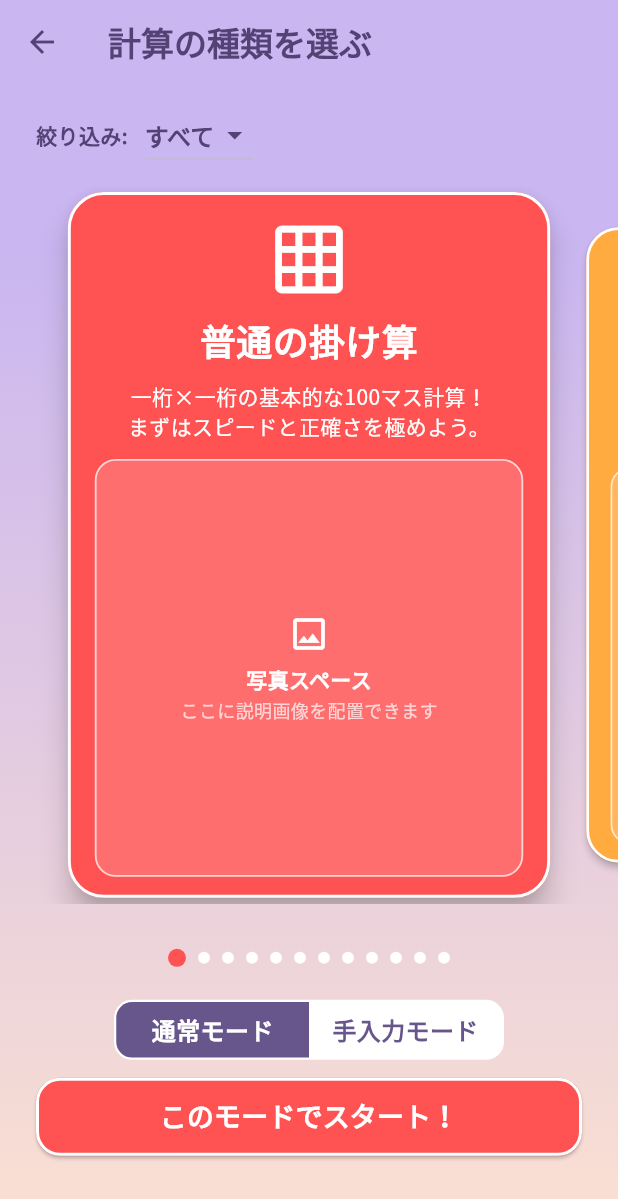
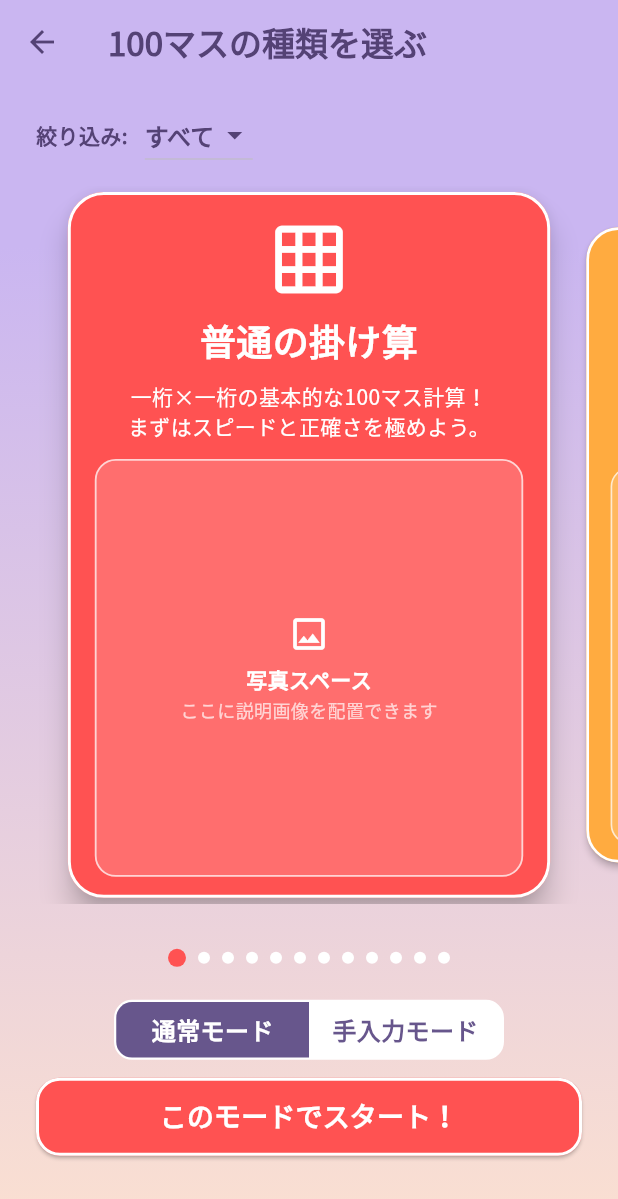
Before and after one commit to kazukingyamamoto-tech/Calculation_Practice, a Flutter app: the SelectModeScreen screen opened directly, on a phone screen of 412 x 824 dp. Shown: the top 1199 px of the screen. Run offline on Flutter 3.47's test engine with Material 3 defaults, Android fonts, the phone set to English and light mode, and no system bars; our stand-ins replace fl_chart, google_fonts, pdf, printing, shared_preferences; accounts and stored records are empty.

```diff
--- a/lib/main.dart
+++ b/lib/main.dart
@@ -20,7 +20,7 @@ class MyApp extends StatelessWidget {
     );
 
     return MaterialApp(
-      title: '100マス計算練習',
+      title: '100マス基礎練習',
       theme: baseTheme.copyWith(
         textTheme: GoogleFonts.notoSansJpTextTheme(baseTheme.textTheme),
         primaryTextTheme: GoogleFonts.notoSansJpTextTheme(
--- a/lib/screen/homaPage.dart
+++ b/lib/screen/homaPage.dart
@@ -310,7 +310,7 @@ class _MyHomePageState extends State<MyHomePage> {
                               ),
                               const SizedBox(width: 8),
                               const Text(
-                                '100マス計算練習',
+                                '100マス基礎練習',
                                 style: TextStyle(
                                   fontSize: 28,
                                   fontWeight: FontWeight.w900,
@@ -336,7 +336,7 @@ class _MyHomePageState extends State<MyHomePage> {
                                 size: 28,
                                 color: Colors.white,
                               ),
-                              text: '100マス計算をする',
+                              text: '100マス練習をする',
                               onPressed: () async {
                                 await Navigator.push(
                                   context,
--- a/lib/screen/selectModeScreen.dart
+++ b/lib/screen/selectModeScreen.dart
@@ -344,7 +344,7 @@ class _SelectModeScreenState extends State<SelectModeScreen> {
       appBar: AppBar(
         backgroundColor: Colors.transparent,
         title: const Text(
-          '計算の種類を選ぶ',
+          '100マスの種類を選ぶ',
           style: TextStyle(
             fontWeight: FontWeight.w900,
             color: Color(0xFF544275),
```
Also changed, not shown: pubspec.yaml (+13 -0 lines), assets/background.png (added), assets/foreground.png (added), assets/icon.png (added), pubspec.lock, 39 other files.
